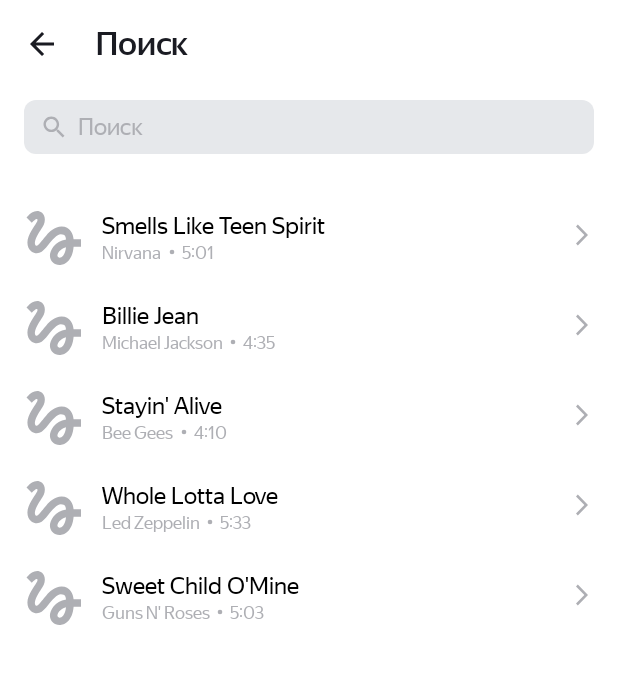
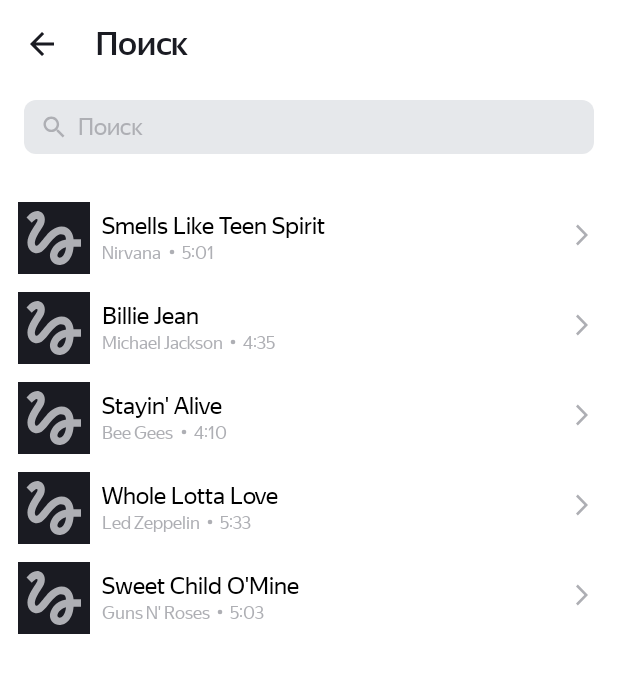
Before and after one commit to lesOlesya/PlaylistMaker, an Android app: the SearchActivity screen opened directly, with no data from a screen before it, on a phone screen of 412 x 824 dp. Shown: the top 673 px of the screen. Run offline under Robolectric (Android 15) with nearby library versions, the phone set to English and light mode, and no system bars; pictures from the network do not load.

Commit message:
10_sprint

```diff
--- a/app/src/main/java/com/example/playlistmaker/TrackAdapter.kt
+++ b/app/src/main/java/com/example/playlistmaker/TrackAdapter.kt
@@ -17,7 +17,5 @@ class TrackAdapter (
         holder.bind(tracks[position])
     }
 
-    override fun getItemCount(): Int {
-        return tracks.size
-    }
+    override fun getItemCount() = tracks.size
 }
--- a/app/src/main/java/com/example/playlistmaker/TrackViewHolder.kt
+++ b/app/src/main/java/com/example/playlistmaker/TrackViewHolder.kt
@@ -1,5 +1,7 @@
 package com.example.playlistmaker
 
+import android.content.Context
+import android.util.TypedValue
 import android.view.View
 import android.widget.ImageView
 import android.widget.LinearLayout
@@ -20,10 +22,17 @@ class TrackViewHolder(itemView: View): RecyclerView.ViewHolder(itemView) {
             .load(item.artworkUrl100)
             .placeholder(R.drawable.placeholder)
             .centerCrop()
-            .transform(RoundedCorners(2))
+            .transform(RoundedCorners(dpToPx(2F, itemView.context)))
             .into(ivArtwork)
         tvTrackName.text = item.trackName
         tvArtistName.text = item.artistName
         tvTrackTime.text = item.trackTime
     }
+
+    private fun dpToPx(dp: Float, context: Context): Int {
+        return TypedValue.applyDimension(
+            TypedValue.COMPLEX_UNIT_DIP,
+            dp,
+            context.resources.displayMetrics).toInt()
+    }
 }
--- a/app/src/main/res/layout/activity_search.xml
+++ b/app/src/main/res/layout/activity_search.xml
@@ -56,7 +56,7 @@
             android:layout_height="wrap_content"
             android:layout_gravity="end"
             android:src="@drawable/clear_button"
-            android:visibility="gone" />
+            android:visibility="gone"/>
     </FrameLayout>
 
     <androidx.recyclerview.widget.RecyclerView
--- a/app/src/main/res/layout/track_item.xml
+++ b/app/src/main/res/layout/track_item.xml
@@ -11,7 +11,8 @@
         android:id="@+id/ivArtworkSmall"
         android:layout_marginVertical="@dimen/dp_8"
         android:layout_height="48dp"
-        android:layout_width="48dp"/>
+        android:layout_width="48dp"
+        android:background="@color/black1"/>
 
     <LinearLayout
         android:layout_width="0dp"
@@ -29,7 +30,7 @@
             android:layout_marginTop="@dimen/dp_14"
             android:maxLines="1"
             android:ellipsize="end"
-            android:text="@string/track_name"/>
+            tools:text="Track Name"/>
 
         <LinearLayout
             android:layout_width="wrap_content"
@@ -46,7 +47,7 @@
                 android:textColor="?attr/colorPrimaryVariant"
                 android:maxLines="1"
                 android:ellipsize="end"
-                android:text="@string/artist_name"/>
+                tools:text="Artist Name"/>
 
             <ImageView
                 android:layout_width="wrap_content"
@@ -59,7 +60,7 @@
                 android:layout_height="wrap_content"
                 android:textSize="12sp"
                 android:textColor="?attr/colorPrimaryVariant"
-                android:text="@string/track_time"/>
+                tools:text="Track Time"/>
         </LinearLayout>
     </LinearLayout>
 
--- a/app/src/main/res/values/strings.xml
+++ b/app/src/main/res/values/strings.xml
@@ -12,7 +12,4 @@
     <string name="subject_YP">Сообщение разработчикам и разработчицам приложения Playlist Maker</string>
     <string name="message_YP">Спасибо разработчикам и разработчицам за крутое приложение!</string>
     <string name="link_YP_terms_of_use">https://yandex.ru/legal/practicum_offer/</string>
-    <string name="track_name">Название трека</string>
-    <string name="artist_name">Имя исполнителя</string>
-    <string name="track_time">5:43</string>
 </resources>
```
